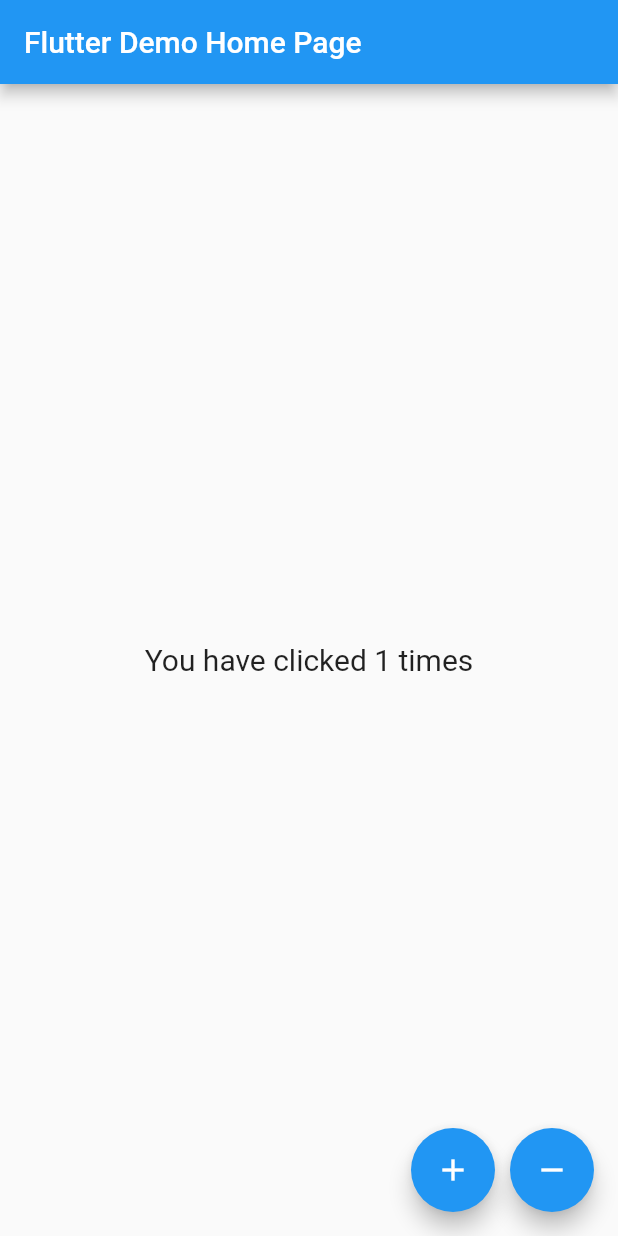
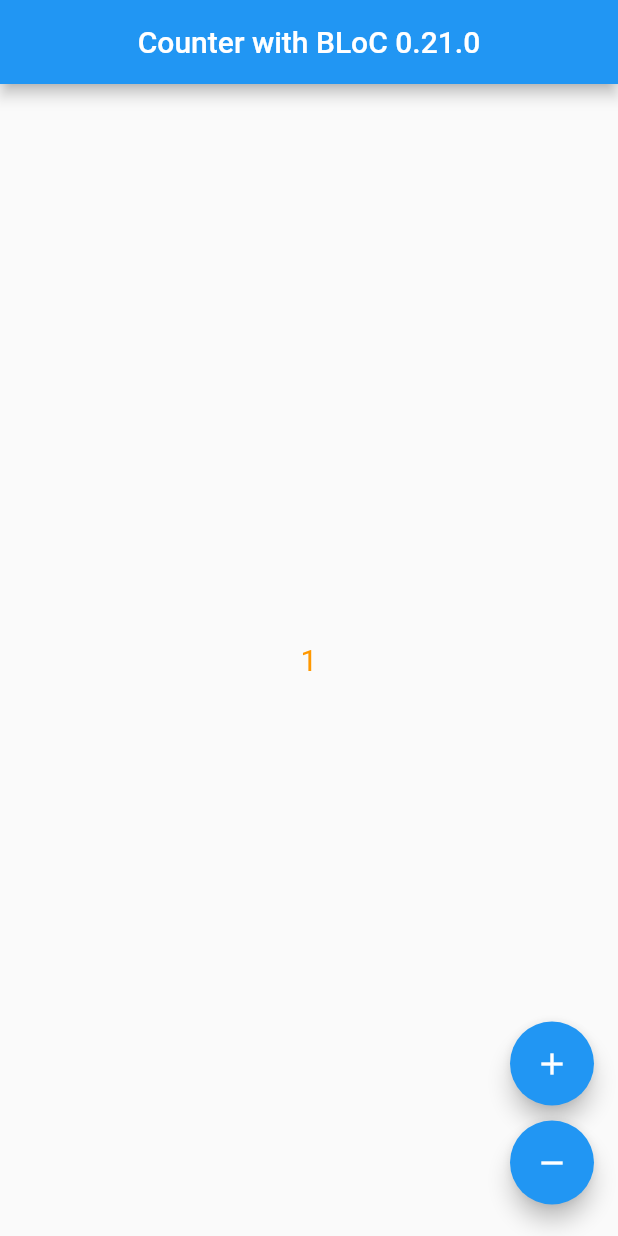
Before and after one commit to newajthevillager/FlutterCounterApp-With-BLoC, a Flutter app: the screen it shows after launch, after a tap on the "add" icon, on a phone screen of 412 x 824 dp. Run offline on Flutter 3.47's test engine with Material 2 defaults, Android fonts, the phone set to English and light mode, and no system bars; our stand-ins replace bloc, flutter_bloc.

Commit message:
applied bloc 0.21.0

```diff
--- a/lib/counter_ event.dart
+++ b/lib/counter_ event.dart
@@ -1,5 +1 @@
-class CounterEvent {}
-
-class IncrementEvent extends CounterEvent {}
-
-class DecrementEvent extends CounterEvent {}
+enum CounterEvent {increment, decrement}
--- a/lib/counter_bloc.dart
+++ b/lib/counter_bloc.dart
@@ -1,9 +1,10 @@
 import 'package:bloc/bloc.dart';
-import 'package:flutter_bloc/flutter_bloc.dart';
-import 'package:counter_app_bloc/counter_ event.dart';
+
+import 'counter_ event.dart';
+import 'counter_ event.dart';
+import 'counter_ event.dart';
 
 class CounterBloc extends Bloc<CounterEvent, int> {
-
   @override
   // TODO: implement initialState
   int get initialState => 0;
@@ -11,10 +12,13 @@ class CounterBloc extends Bloc<CounterEvent, int> {
   @override
   Stream<int> mapEventToState(CounterEvent event) async* {
     // TODO: implement mapEventToState
-    if (event is IncrementEvent) {
-      yield currentState + 1;
-    } else {
-      yield currentState - 1;
+    switch (event) {
+      case CounterEvent.increment:
+        yield currentState + 1;
+        break;
+      case CounterEvent.decrement:
+        yield currentState - 1;
+        break;
     }
   }
 
--- a/lib/main.dart
+++ b/lib/main.dart
@@ -1,7 +1,12 @@
-import 'package:counter_app_bloc/counter_%20event.dart';
 import 'package:counter_app_bloc/counter_bloc.dart';
+import 'package:flutter/cupertino.dart';
 import 'package:flutter/material.dart';
 import 'package:flutter_bloc/flutter_bloc.dart';
+
+import 'counter_ event.dart';
+import 'counter_bloc.dart';
+import 'counter_bloc.dart';
+import 'counter_bloc.dart';
 
 void main() => runApp(MyApp());
 
@@ -13,71 +18,66 @@ class MyApp extends StatelessWidget {
       theme: ThemeData(
         primarySwatch: Colors.blue,
       ),
-      home: MyHomePage(title: 'Flutter Demo Home Page'),
+      // BlocProvider will automatically handle disposing the bloc.
+      home: BlocProvider<CounterBloc>(
+        builder: (context) => CounterBloc(), // so that CounterBloc is available down the tree
+        child: HomePage(),
+      )
     );
   }
 }
 
-class MyHomePage extends StatefulWidget {
-  MyHomePage({Key key, this.title}) : super(key: key);
-
-  final String title;
-
-  @override
-  _MyHomePageState createState() => _MyHomePageState();
-}
-
-class _MyHomePageState extends State<MyHomePage> {
-  CounterBloc _counterBloc = CounterBloc();
-
+// instead of stateful widget, its stateless widget
+class HomePage extends StatelessWidget {
   @override
   Widget build(BuildContext context) {
+
+    CounterBloc counterBloc = BlocProvider.of<CounterBloc>(context);
+
     return Scaffold(
       appBar: AppBar(
-        title: Text(widget.title),
+        title: Text("Counter with BLoC 0.21.0"),
+        centerTitle: true,
       ),
-      body: BlocProvider(
-        bloc: _counterBloc,
-        child: Center(
-          child: BlocBuilder(
-            bloc: _counterBloc,
-            builder: (BuildContext context, int dataStream) {
-              return Text(
-                "You have clicked $dataStream times",
-                style: TextStyle(fontSize: 20.0),
+      /**
+       * BlocBuilder needs builder and a bloc
+       * bloc can be ommitted,. then BlocBuilder will automatically perform a lookup
+       * using BlocProvider and the current BuildContext.
+       */
+      body: BlocBuilder<CounterBloc, int>( // bloc & state
+        builder: (context, data) { // context & currentState
+          return Center(
+            child: Text("$data", style: TextStyle(
+              fontSize: 20.0,
+              color: Colors.orange,
+            ),),
           );
         },
       ),
+      floatingActionButton: Column(
+        mainAxisAlignment: MainAxisAlignment.end,
+        crossAxisAlignment: CrossAxisAlignment.end,
+        children: <Widget>[
+          Padding(
+            padding: EdgeInsets.symmetric(vertical: 5.0),
+            child: FloatingActionButton(
+              child: Icon(Icons.add),
+              onPressed: () {
+                counterBloc.dispatch(CounterEvent.increment);
+              },
             ),
           ),
-      floatingActionButton: Row(
-        mainAxisAlignment: MainAxisAlignment.end,
-        children: <Widget>[
-          FloatingActionButton(
+          Padding(
+            padding: EdgeInsets.symmetric(vertical: 5.0),
+            child: FloatingActionButton(
+              child: Icon(Icons.remove),
               onPressed: () {
-              _counterBloc.dispatch(IncrementEvent());
+                counterBloc.dispatch(CounterEvent.decrement);
               },
-            tooltip: 'Increment',
-            child: Icon(Icons.add),
             ),
-          SizedBox(
-            width: 10.0,
           ),
-          FloatingActionButton(
-            onPressed: () {
-              _counterBloc.dispatch(DecrementEvent());
-            },
-            tooltip: 'Decrement',
-            child: Icon(Icons.remove),
-          )
         ],
       ),
     );
   }
-
-  @override
-  void dispose() {
-    _counterBloc.dispose();
-    super.dispose();
 }
-}
--- a/pubspec.yaml
+++ b/pubspec.yaml
@@ -23,7 +23,8 @@ dependencies:
   # The following adds the Cupertino Icons font to your application.
   # Use with the CupertinoIcons class for iOS style icons.
   cupertino_icons: ^0.1.2
-  flutter_bloc: ^0.11.1
+  flutter_bloc: ^0.21.0
+  bloc: ^0.15.0
 
 dev_dependencies:
   flutter_test:
```
Also changed, not shown: pubspec.lock, 2 other files. Lines whose indentation alone changed are shown as unchanged.
